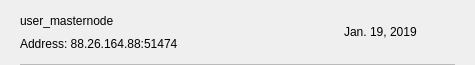
VitaeTeam/Vitae, file src/qt/vitae/forms/mnrow.ui: the form before one commit.
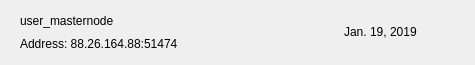
The form after the commit. Icons and pictures are not drawn.

Patch:
```diff
--- a/src/qt/vitae/forms/mnrow.ui
+++ b/src/qt/vitae/forms/mnrow.ui
@@ -151,9 +151,6 @@
        <height>1</height>
       </size>
      </property>
-     <property name="styleSheet">
-      <string notr="true">background-color:#bababa;</string>
-     </property>
      <property name="text">
       <string/>
      </property>
```
Left out of the diff: 6 changed lines with no effect on the pictures.
